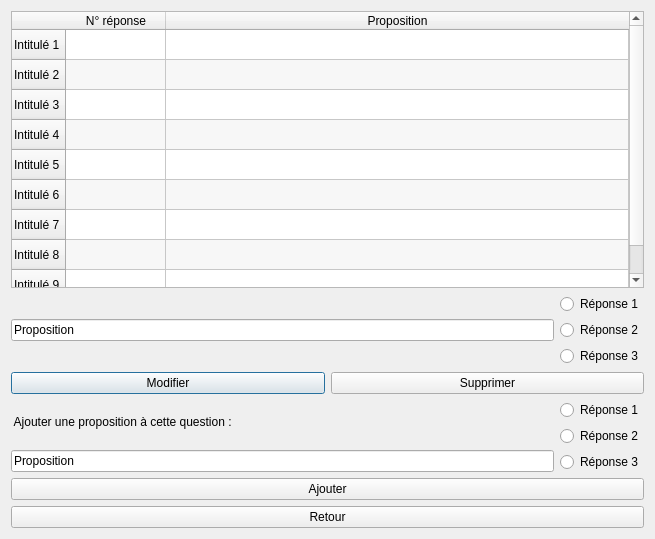
This is menuproposition.ui in G4bleb/salt-n-pepper as Qt 5 draws it before an edit. The edited form follows.
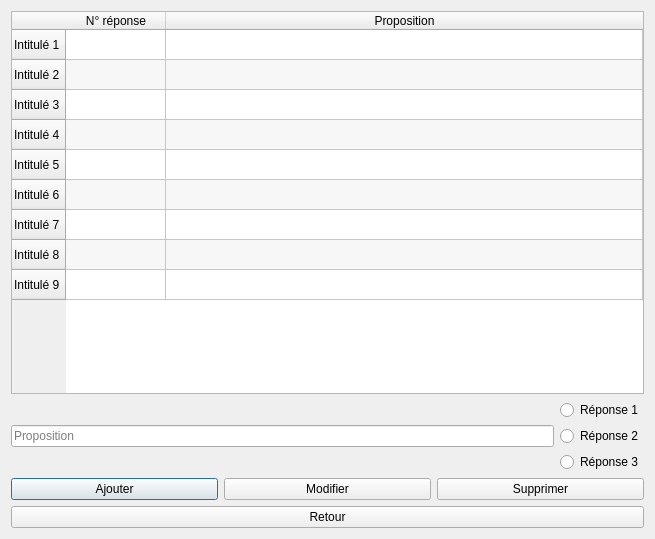
This is the edited form.

```diff
--- a/menuproposition.ui
+++ b/menuproposition.ui
@@ -93,10 +93,10 @@
          <item>
           <widget class="QLineEdit" name="lineEdit">
            <property name="text">
-            <string>Proposition</string>
+            <string/>
            </property>
            <property name="placeholderText">
-            <string>Intitulé</string>
+            <string>Proposition</string>
            </property>
           </widget>
          </item>
@@ -129,6 +129,13 @@
        </item>
        <item>
         <layout class="QHBoxLayout" name="horizontalLayout_2">
+         <item>
+          <widget class="QPushButton" name="pushButton_3">
+           <property name="text">
+            <string>Ajouter</string>
+           </property>
+          </widget>
+         </item>
          <item>
           <widget class="QPushButton" name="pushButton">
            <property name="text">
@@ -149,63 +156,6 @@
      </item>
      <item>
       <layout class="QVBoxLayout" name="verticalLayout_5">
-       <item>
-        <layout class="QHBoxLayout" name="horizontalLayout_3">
-         <item>
-          <layout class="QVBoxLayout" name="verticalLayout_4">
-           <item>
-            <widget class="QLabel" name="label">
-             <property name="text">
-              <string> Ajouter une proposition à cette question :</string>
-             </property>
-            </widget>
-           </item>
-           <item>
-            <widget class="QLineEdit" name="lineEdit_2">
-             <property name="text">
-              <string>Proposition</string>
-             </property>
-             <property name="placeholderText">
-              <string>Intitulé</string>
-             </property>
-            </widget>
-           </item>
-          </layout>
-         </item>
-         <item>
-          <layout class="QVBoxLayout" name="verticalLayout_3">
-           <item>
-            <widget class="QRadioButton" name="radioButton_4">
-             <property name="text">
-              <string>Réponse 1</string>
-             </property>
-            </widget>
-           </item>
-           <item>
-            <widget class="QRadioButton" name="radioButton_5">
-             <property name="text">
-              <string>Réponse 2</string>
-             </property>
-            </widget>
-           </item>
-           <item>
-            <widget class="QRadioButton" name="radioButton_6">
-             <property name="text">
-              <string>Réponse 3</string>
-             </property>
-            </widget>
-           </item>
-          </layout>
-         </item>
-        </layout>
-       </item>
-       <item>
-        <widget class="QPushButton" name="pushButton_3">
-         <property name="text">
-          <string>Ajouter</string>
-         </property>
-        </widget>
-       </item>
        <item>
         <widget class="QPushButton" name="pushButton_return">
          <property name="text">
```
